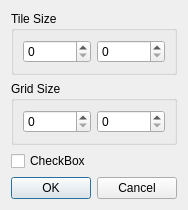
Above: screens/set_tile_size_dialog.ui from LeoBusta/PixelBooster before the change. Below: the same form after it.
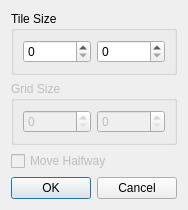
That is the form after the change.

What changed in the file:
```diff
--- a/screens/set_tile_size_dialog.ui
+++ b/screens/set_tile_size_dialog.ui
@@ -39,12 +39,19 @@
    </item>
    <item>
     <widget class="QGroupBox" name="groupBox_2">
+     <property name="enabled">
+      <bool>false</bool>
+     </property>
      <property name="title">
       <string>Grid Size</string>
      </property>
      <layout class="QHBoxLayout" name="horizontalLayout_2">
       <item>
-       <widget class="QSpinBox" name="spinBox_4"/>
+       <widget class="QSpinBox" name="spinBox_4">
+        <property name="enabled">
+         <bool>false</bool>
+        </property>
+       </widget>
       </item>
       <item>
        <widget class="QSpinBox" name="spinBox_3"/>
@@ -54,8 +61,11 @@
    </item>
    <item>
     <widget class="QCheckBox" name="checkBox">
+     <property name="enabled">
+      <bool>false</bool>
+     </property>
      <property name="text">
-      <string>CheckBox</string>
+      <string>Move Halfway</string>
      </property>
     </widget>
    </item>
```
Left out of the diff: 12 changed lines with no effect on the pictures.
